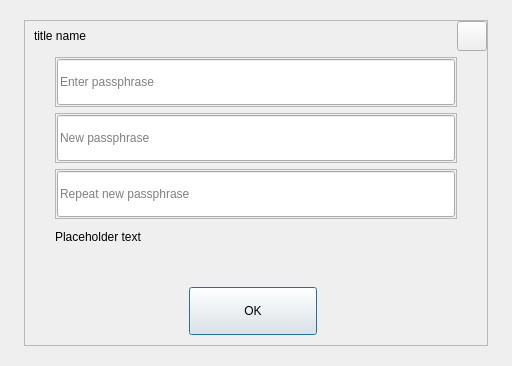
First picture: the form in src/qt/forms/askpassphrasedialog.ui, repository MassGrid/MassGrid, before the edit.
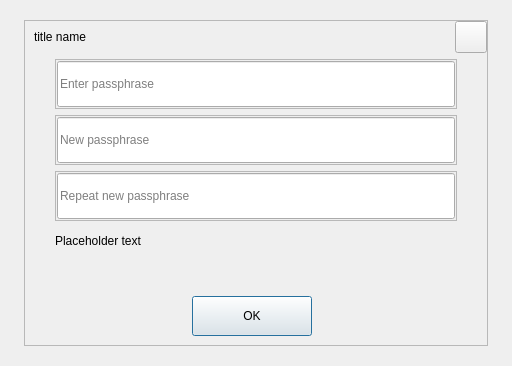
Second picture: the form after the edit.

```diff
--- a/src/qt/forms/askpassphrasedialog.ui
+++ b/src/qt/forms/askpassphrasedialog.ui
@@ -115,14 +115,14 @@
             <widget class="QToolButton" name="cancelButton">
              <property name="minimumSize">
               <size>
-               <width>30</width>
-               <height>30</height>
+               <width>32</width>
+               <height>32</height>
               </size>
              </property>
              <property name="maximumSize">
               <size>
-               <width>30</width>
-               <height>30</height>
+               <width>32</width>
+               <height>32</height>
               </size>
              </property>
              <property name="focusPolicy">
@@ -361,19 +361,19 @@
                  </property>
                  <property name="minimumSize">
                   <size>
+                   <width>0</width>
+                   <height>0</height>
+                  </size>
+                 </property>
+                 <property name="maximumSize">
+                  <size>
                    <width>120</width>
                    <height>40</height>
                   </size>
                  </property>
-                 <property name="maximumSize">
-                  <size>
-                   <width>150</width>
-                   <height>50</height>
-                  </size>
-                 </property>
                  <property name="styleSheet">
-                  <string notr="true">min-width:120px;
-min-height:40px;</string>
+                  <string notr="true">width:120px;
+height:40px;</string>
                  </property>
                  <property name="orientation">
                   <enum>Qt::Horizontal</enum>
```
